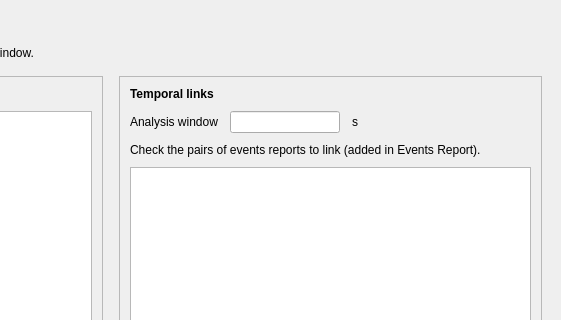
Qt form tools/CEAMSTools/SleepReport/TemporalLinkStep/Ui_TemporalLinkStep.ui (SnoozToolbox/snooz-package-ceams) before a commit; both pictures show x 339 to 900 and y 0 to 320 of the 900 by 700 pixel window.
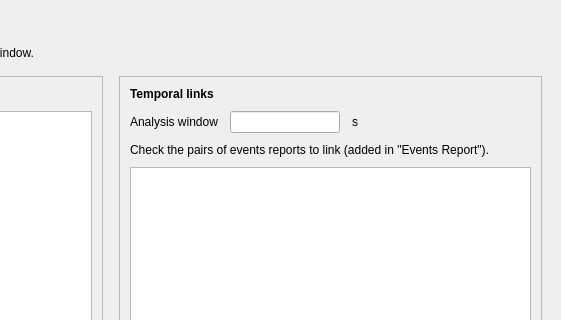
The same form after that commit.

```diff
--- a/tools/CEAMSTools/SleepReport/TemporalLinkStep/Ui_TemporalLinkStep.ui
+++ b/tools/CEAMSTools/SleepReport/TemporalLinkStep/Ui_TemporalLinkStep.ui
@@ -252,7 +252,7 @@
           <item>
            <widget class="QLabel" name="label_3">
             <property name="text">
-             <string>Check the pairs of events reports to link (added in Events Report).</string>
+             <string>Check the pairs of events reports to link (added in "Events Report").</string>
             </property>
             <property name="wordWrap">
              <bool>true</bool>
```
